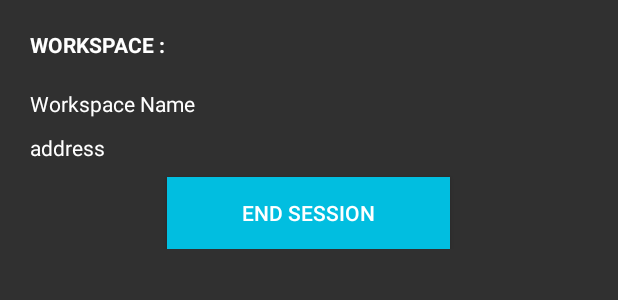
After one commit to chauhanss/WorkAlley, an Android app: the layout user_request_item.xml on its own in the app's theme, with its tools: preview values and no code run, on a phone screen of 412 x 824 dp. The commit adds this screen. Shown: the top 300 px of the screen. Run offline under Robolectric (Android 15) with nearby library versions, the phone set to English and light mode, and no system bars; network calls fail.

```diff
--- a/app/build.gradle
+++ b/app/build.gradle
@@ -7,7 +7,7 @@ android {
 
     defaultConfig {
         applicationId "raj.workalley"
-        minSdkVersion 16
+        minSdkVersion 19
         targetSdkVersion 23
         versionCode 1
         versionName "1.0"
@@ -35,5 +35,6 @@ dependencies {
     compile 'org.greenrobot:eventbus:3.0.0'
     compile 'com.github.devlight.navigationtabbar:navigationtabbar:1.2.5'
     compile 'com.github.nkzawa:socket.io-client:0.3.0'
+    compile 'com.android.support:design:24.0.0-beta1'
 
 }
--- a/app/src/main/java/raj/workalley/Session.java
+++ b/app/src/main/java/raj/workalley/Session.java
@@ -959,7 +959,7 @@ public class Session {
 
     public void getAllActiveSessionsOfUser(String userId) {
 
-        String getRequestUrl = "/requests/?user=" + userId + "&status=started";
+        String getRequestUrl = "/requests/?user=" + userId + "&status=started,requested";
 
         getFetch(getRequestUrl, null, new Task() {
 
--- /dev/null
+++ b/app/src/main/res/layout/user_request_item.xml
@@ -0,0 +1,76 @@
+<?xml version="1.0" encoding="utf-8"?>
+<LinearLayout xmlns:android="http://schemas.android.com/apk/res/android"
+    android:id="@+id/request_seat_layout"
+    android:layout_width="match_parent"
+    android:layout_height="wrap_content"
+    android:orientation="vertical">
+
+    <TextView
+        android:layout_marginTop="50dp"
+        android:id="@+id/no_data"
+        android:layout_width="match_parent"
+        android:layout_height="wrap_content"
+        android:layout_margin="@dimen/margin_20"
+        android:text="No Active Requests! Pull to refresh data."
+        android:gravity="center"
+        android:visibility="gone"
+        android:textColor="@android:color/white"
+        android:textStyle="bold" />
+
+    <TextView
+        android:id="@+id/workspace_label"
+        android:layout_width="match_parent"
+        android:layout_height="wrap_content"
+        android:layout_margin="@dimen/margin_20"
+        android:text="Workspace :"
+        android:textAllCaps="true"
+        android:textColor="@android:color/white"
+        android:textStyle="bold" />
+
+    <TextView
+        android:id="@+id/workspace_name"
+        android:layout_width="match_parent"
+        android:layout_height="wrap_content"
+        android:layout_marginLeft="@dimen/margin_20"
+        android:text="@string/workspace_name"
+        android:textColor="@android:color/white" />
+
+
+    <TextView
+        android:id="@+id/workspace_address"
+        android:layout_width="match_parent"
+        android:layout_height="wrap_content"
+        android:layout_marginLeft="@dimen/margin_20"
+        android:layout_marginRight="@dimen/margin_10"
+        android:layout_marginTop="@dimen/margin_10"
+        android:text="address"
+        android:textColor="@android:color/white" />
+
+    <TextView
+        android:id="@+id/status"
+        android:layout_width="match_parent"
+        android:layout_height="wrap_content"
+        android:layout_marginLeft="@dimen/margin_20"
+        android:layout_marginRight="@dimen/margin_10"
+        android:layout_marginTop="@dimen/margin_20"
+        android:gravity="center"
+        android:text="*Session end request submitted!"
+        android:textColor="@android:color/holo_red_dark"
+        android:textSize="@dimen/text_size_10"
+        android:visibility="gone" />
+
+    <Button
+        android:id="@+id/end_cancel_session_btn"
+        android:layout_width="wrap_content"
+        android:layout_height="wrap_content"
+        android:layout_gravity="center"
+        android:layout_marginTop="@dimen/margin_10"
+        android:background="@color/colorAccent"
+        android:paddingBottom="@dimen/margin_10"
+        android:paddingLeft="50dp"
+        android:paddingRight="50dp"
+        android:paddingTop="@dimen/margin_10"
+        android:text="End Session"
+        android:visibility="visible" />
+
+</LinearLayout>
--- /dev/null
+++ b/app/src/main/res/values/refs.xml
@@ -0,0 +1,2 @@
+<?xml version="1.0" encoding="utf-8"?>
+<resources></resources>
```
Also changed, not shown: app/src/main/java/raj/workalley/UserRequestAdapter.java (added, +122 -0 lines), app/src/main/java/raj/workalley/user/fresh/HomeActivity.java (+12 -0 lines), app/src/main/java/raj/workalley/user/fresh/account/AccountFragment.java (+65 -32 lines), app/src/main/res/layout/activity_home_user.xml (+26 -0 lines), app/src/main/res/layout/fragment_account_fresh_user.xml (+13 -90 lines), app/src/main/res/drawable/logo.png (added). Lines whose indentation alone changed are shown as unchanged.
